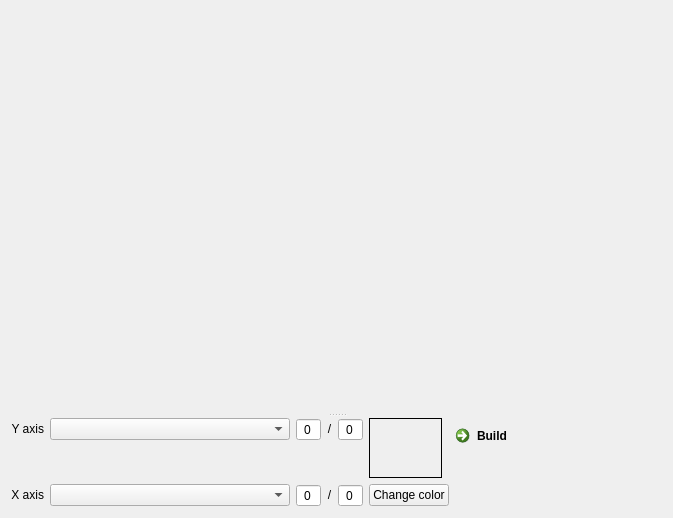
gurmaaan/ParamsViewer, file widgets/chartwidget.ui: the form before one commit.
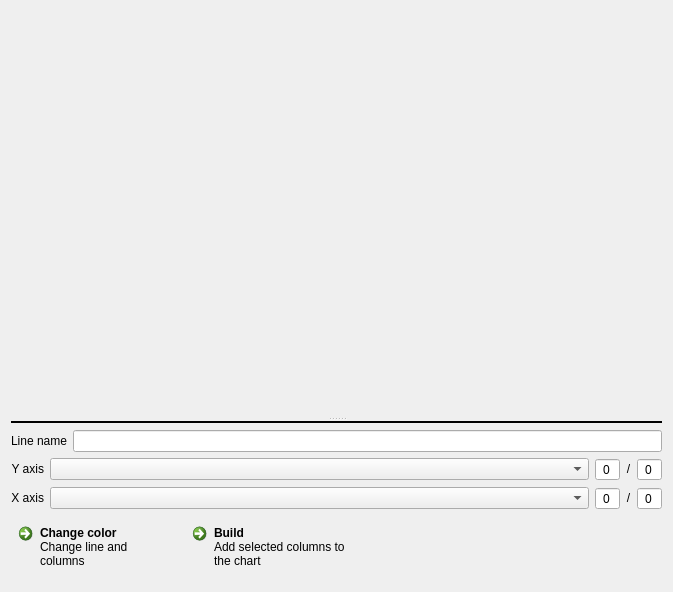
The form after the commit. Icons and pictures are not drawn.

The edit to the form file:
```diff
--- a/widgets/chartwidget.ui
+++ b/widgets/chartwidget.ui
@@ -7,13 +7,13 @@
     <x>0</x>
     <y>0</y>
     <width>673</width>
-    <height>518</height>
+    <height>592</height>
    </rect>
   </property>
   <property name="windowTitle">
    <string>Form</string>
   </property>
-  <layout class="QVBoxLayout" name="verticalLayout">
+  <layout class="QVBoxLayout" name="verticalLayout_2">
    <item>
     <widget class="QSplitter" name="splitter">
      <property name="orientation">
@@ -34,14 +34,51 @@
       </property>
      </widget>
      <widget class="QWidget" name="layoutWidget">
-      <layout class="QFormLayout" name="formLayout">
-       <property name="labelAlignment">
-        <set>Qt::AlignCenter</set>
-       </property>
-       <property name="formAlignment">
-        <set>Qt::AlignBottom|Qt::AlignHCenter</set>
-       </property>
-       <item row="0" column="0">
+      <layout class="QVBoxLayout" name="verticalLayout">
+       <item>
+        <widget class="Line" name="line">
+         <property name="frameShadow">
+          <enum>QFrame::Plain</enum>
+         </property>
+         <property name="lineWidth">
+          <number>2</number>
+         </property>
+         <property name="midLineWidth">
+          <number>1</number>
+         </property>
+         <property name="orientation">
+          <enum>Qt::Horizontal</enum>
+         </property>
+        </widget>
+       </item>
+       <item>
+        <layout class="QHBoxLayout" name="lineNameHLayout">
+         <item>
+          <widget class="QLabel" name="lineNameLabel">
+           <property name="sizePolicy">
+            <sizepolicy hsizetype="Maximum" vsizetype="Preferred">
+             <horstretch>0</horstretch>
+             <verstretch>0</verstretch>
+            </sizepolicy>
+           </property>
+           <property name="text">
+            <string>Line name</string>
+           </property>
+          </widget>
+         </item>
+         <item>
+          <widget class="QLineEdit" name="lineNameLE">
+           <property name="sizePolicy">
+            <sizepolicy hsizetype="Minimum" vsizetype="Fixed">
+             <horstretch>0</horstretch>
+             <verstretch>0</verstretch>
+            </sizepolicy>
+           </property>
+          </widget>
+         </item>
+        </layout>
+       </item>
+       <item>
         <layout class="QHBoxLayout" name="yHLayout">
          <property name="sizeConstraint">
           <enum>QLayout::SetMinimumSize</enum>
@@ -134,68 +171,7 @@
          </item>
         </layout>
        </item>
-       <item row="0" column="1">
-        <layout class="QHBoxLayout" name="colorHLayout">
-         <item>
-          <widget class="QLabel" name="colorLabel">
-           <property name="sizePolicy">
-            <sizepolicy hsizetype="Maximum" vsizetype="Maximum">
-             <horstretch>0</horstretch>
-             <verstretch>0</verstretch>
-            </sizepolicy>
-           </property>
-           <property name="minimumSize">
-            <size>
-             <width>73</width>
-             <height>60</height>
-            </size>
-           </property>
-           <property name="autoFillBackground">
-            <bool>true</bool>
-           </property>
-           <property name="frameShape">
-            <enum>QFrame::Box</enum>
-           </property>
-           <property name="text">
-            <string/>
-           </property>
-          </widget>
-         </item>
-         <item>
-          <widget class="QCommandLinkButton" name="buildBtn">
-           <property name="sizePolicy">
-            <sizepolicy hsizetype="Minimum" vsizetype="Maximum">
-             <horstretch>0</horstretch>
-             <verstretch>0</verstretch>
-            </sizepolicy>
-           </property>
-           <property name="minimumSize">
-            <size>
-             <width>0</width>
-             <height>60</height>
-            </size>
-           </property>
-           <property name="text">
-            <string>Build</string>
-           </property>
-           <property name="icon">
-            <iconset resource="../sources.qrc">
-             <normaloff>:/icons/icons/build.png</normaloff>:/icons/icons/build.png</iconset>
-           </property>
-           <property name="iconSize">
-            <size>
-             <width>40</width>
-             <height>40</height>
-            </size>
-           </property>
-           <property name="shortcut">
-            <string>Ctrl+B</string>
-           </property>
-          </widget>
-         </item>
-        </layout>
-       </item>
-       <item row="1" column="0">
+       <item>
         <layout class="QHBoxLayout" name="xHLayout">
          <property name="sizeConstraint">
           <enum>QLayout::SetMaximumSize</enum>
@@ -288,18 +264,78 @@
          </item>
         </layout>
        </item>
-       <item row="1" column="1">
-        <widget class="QPushButton" name="colorBtn">
-         <property name="sizePolicy">
-          <sizepolicy hsizetype="Maximum" vsizetype="Maximum">
-           <horstretch>0</horstretch>
-           <verstretch>0</verstretch>
-          </sizepolicy>
-         </property>
-         <property name="text">
-          <string>Change color</string>
-         </property>
-        </widget>
+       <item>
+        <layout class="QHBoxLayout" name="commandsHLayout">
+         <item>
+          <widget class="QCommandLinkButton" name="colorBtn">
+           <property name="text">
+            <string>Change color</string>
+           </property>
+           <property name="icon">
+            <iconset resource="../sources.qrc">
+             <normaloff>:/source/icons/bg_clr_ic.png</normaloff>:/source/icons/bg_clr_ic.png</iconset>
+           </property>
+           <property name="iconSize">
+            <size>
+             <width>40</width>
+             <height>40</height>
+            </size>
+           </property>
+           <property name="description">
+            <string>Change line and columns 
+color</string>
+           </property>
+          </widget>
+         </item>
+         <item>
+          <widget class="QCommandLinkButton" name="buildBtn">
+           <property name="sizePolicy">
+            <sizepolicy hsizetype="Minimum" vsizetype="Maximum">
+             <horstretch>0</horstretch>
+             <verstretch>0</verstretch>
+            </sizepolicy>
+           </property>
+           <property name="minimumSize">
+            <size>
+             <width>0</width>
+             <height>60</height>
+            </size>
+           </property>
+           <property name="text">
+            <string>Build</string>
+           </property>
+           <property name="icon">
+            <iconset resource="../sources.qrc">
+             <normaloff>:/source/icons/chart_it.png</normaloff>:/source/icons/chart_it.png</iconset>
+           </property>
+           <property name="iconSize">
+            <size>
+             <width>40</width>
+             <height>40</height>
+            </size>
+           </property>
+           <property name="shortcut">
+            <string>Ctrl+B</string>
+           </property>
+           <property name="description">
+            <string>Add selected columns to the chart</string>
+           </property>
+          </widget>
+         </item>
+         <item>
+          <spacer name="horizontalSpacer">
+           <property name="orientation">
+            <enum>Qt::Horizontal</enum>
+           </property>
+           <property name="sizeHint" stdset="0">
+            <size>
+             <width>40</width>
+             <height>20</height>
+            </size>
+           </property>
+          </spacer>
+         </item>
+        </layout>
        </item>
       </layout>
      </widget>
```
